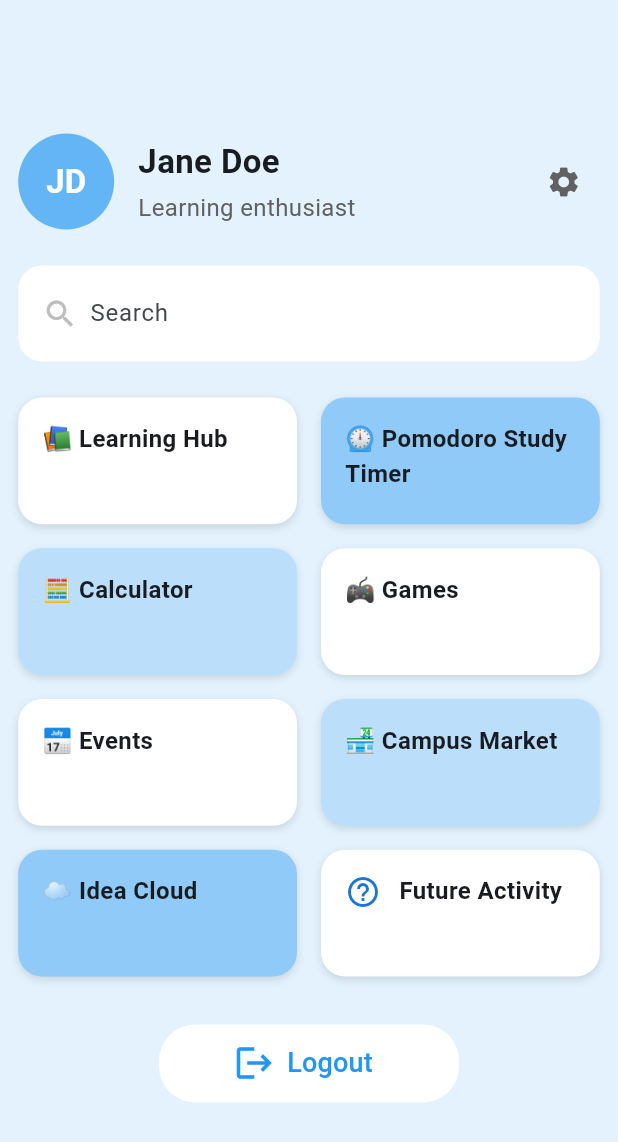
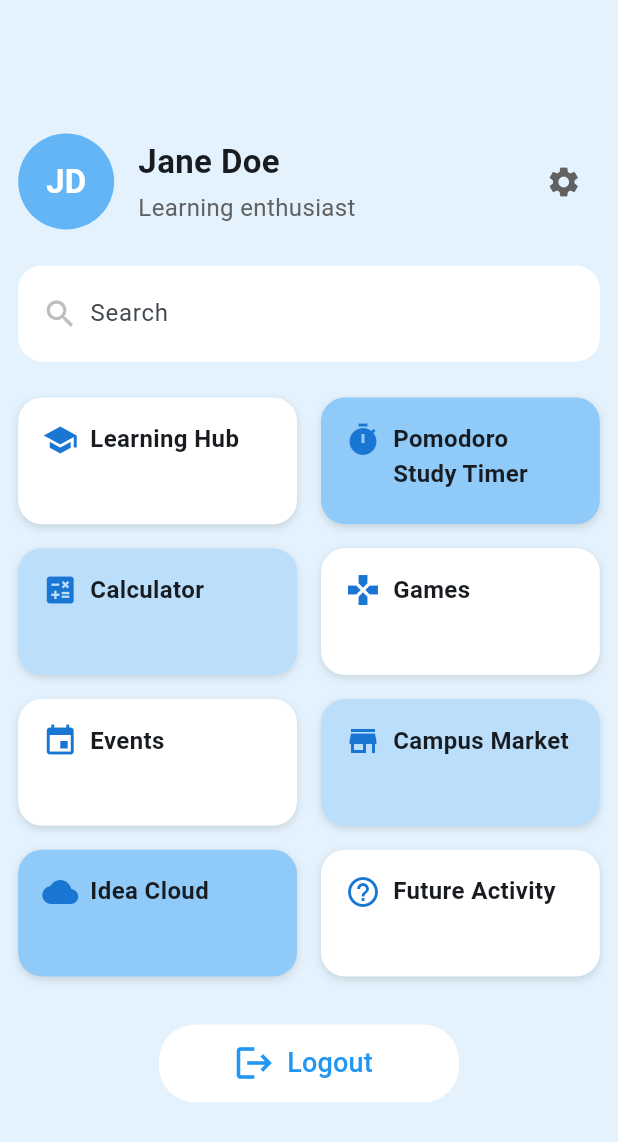
Before and after one commit to SuSanShweYeeBo2002/au_connect, a Flutter app: the CampusCornerPage screen opened directly, on a phone screen of 412 x 824 dp. Shown: the top 1142 px of the screen. Run offline on Flutter 3.47's test engine with Material 3 defaults, Android fonts, the phone set to English and light mode, and no system bars.

Commit message:
fix campus icons

```diff
--- a/lib/screens/campus_corner_page.dart
+++ b/lib/screens/campus_corner_page.dart
@@ -106,8 +106,9 @@ class CampusCornerPage extends StatelessWidget {
                         crossAxisSpacing: 16,
                         children: [
                           _CampusTile(
-                            title: '📚 Learning Hub',
+                            title: 'Learning Hub',
                             color: Colors.white,
+                            icon: Icons.school,
                           ),
                           GestureDetector(
                             onTap: () {
@@ -119,8 +120,9 @@ class CampusCornerPage extends StatelessWidget {
                               );
                             },
                             child: _CampusTile(
-                              title: '⏲️ Pomodoro Study Timer',
+                              title: 'Pomodoro Study Timer',
                               color: Colors.blue[200],
+                              icon: Icons.timer,
                             ),
                           ),
                           GestureDetector(
@@ -133,11 +135,16 @@ class CampusCornerPage extends StatelessWidget {
                               );
                             },
                             child: _CampusTile(
-                              title: '🧮 Calculator',
+                              title: 'Calculator',
                               color: Colors.blue[100],
+                              icon: Icons.calculate,
                             ),
                           ),
-                          _CampusTile(title: '🎮 Games', color: Colors.white),
+                          _CampusTile(
+                            title: 'Games',
+                            color: Colors.white,
+                            icon: Icons.games,
+                          ),
                           GestureDetector(
                             onTap: () {
                               Navigator.push(
@@ -148,13 +155,15 @@ class CampusCornerPage extends StatelessWidget {
                               );
                             },
                             child: _CampusTile(
-                              title: '📅 Events',
+                              title: 'Events',
                               color: Colors.white,
+                              icon: Icons.event,
                             ),
                           ),
                           _CampusTile(
-                            title: '🏪 Campus Market',
+                            title: 'Campus Market',
                             color: Colors.blue[100],
+                            icon: Icons.store,
                           ),
                           GestureDetector(
                             onTap: () {
@@ -166,12 +175,13 @@ class CampusCornerPage extends StatelessWidget {
                               );
                             },
                             child: _CampusTile(
-                              title: '☁️ Idea Cloud',
+                              title: 'Idea Cloud',
                               color: Colors.blue[200],
+                              icon: Icons.cloud,
                             ),
                           ),
                           _CampusTile(
-                            title: ' Future Activity',
+                            title: 'Future Activity',
                             color: Colors.white,
                             icon: Icons.help_outline,
                           ),
```
